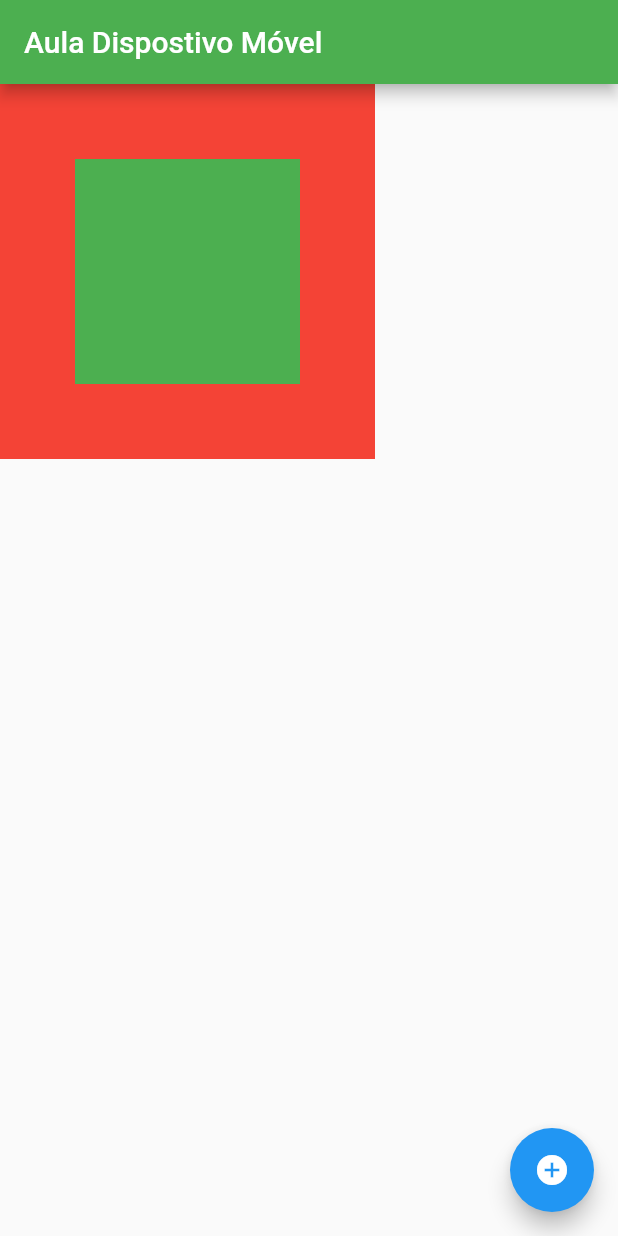
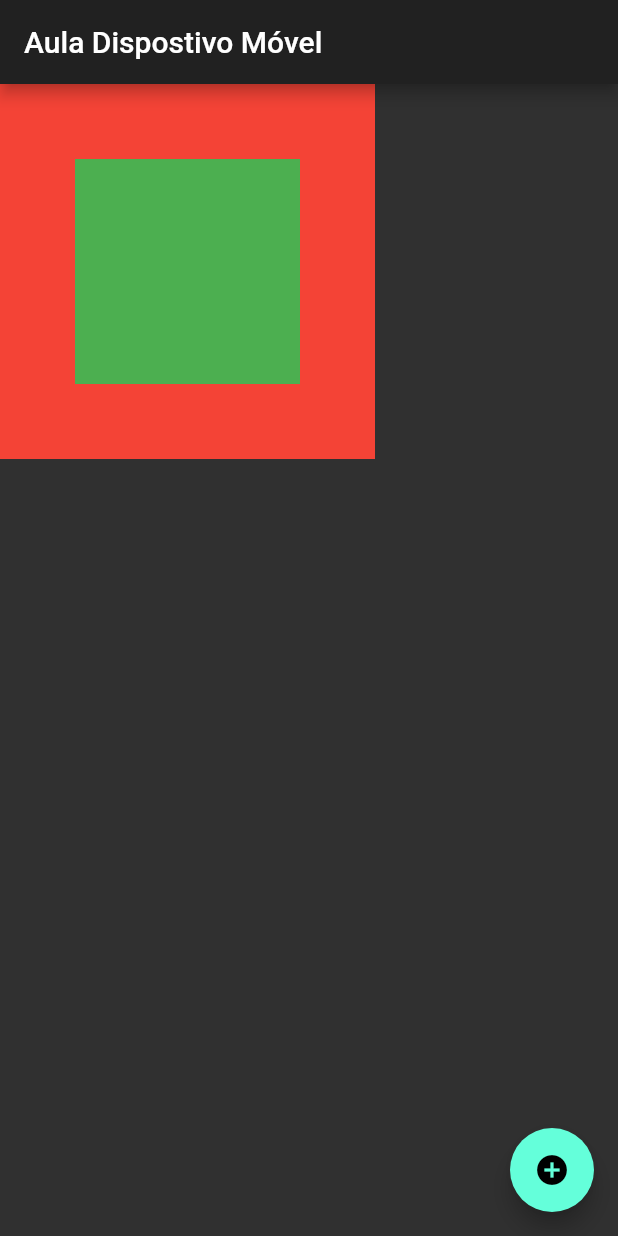
Before and after one commit to claytonferraz/flutter_aula2021_1, a Flutter app: the screen it shows after launch, on a phone screen of 412 x 824 dp. Run offline on Flutter 3.47's test engine with Material 2 defaults, Android fonts, the phone set to English and light mode, and no system bars.

Commit message:
Aula 1.7.1 Mudar thema e cor

```diff
--- a/lib/app_widget.dart
+++ b/lib/app_widget.dart
@@ -10,7 +10,10 @@ class AppWidget extends StatelessWidget {
   @override
   Widget build(BuildContext context) {
     return MaterialApp(
-      theme: ThemeData(primaryColor: Colors.green),
+      theme: ThemeData(
+        primarySwatch: Colors.green,
+        brightness: Brightness.dark,
+      ),
       home: HomePage(),
     );
   }
--- a/lib/home_page.dart
+++ b/lib/home_page.dart
@@ -18,8 +18,7 @@ class HomePageState extends State<HomePage> {
       width: 250,
       color: Colors.red,
       //testando filho
-      child: Align(
-        alignment: Alignment.center,
+      child: Center(
         child: Container(
           height: 150,
           width: 150,
```
